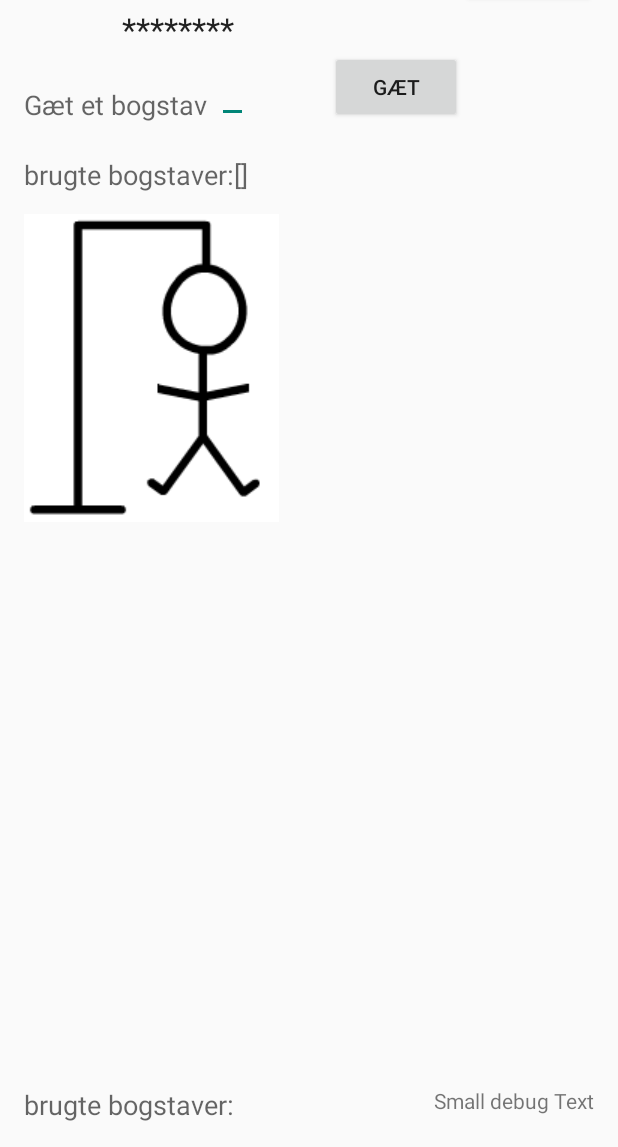
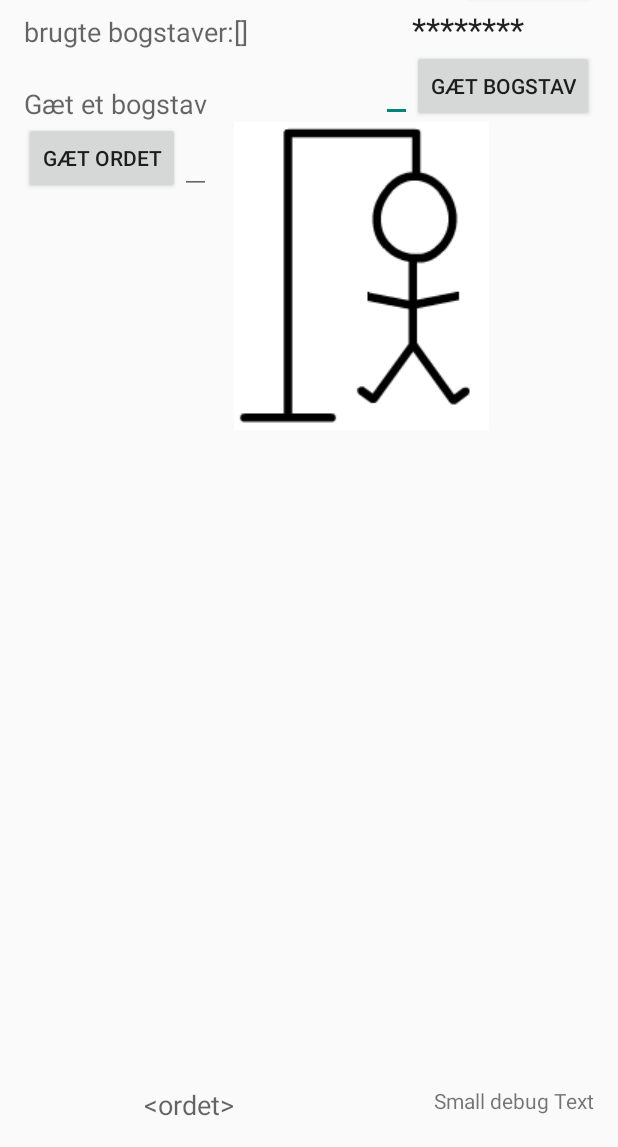
Before and after one commit to jma73/Galgeleg, an Android app: the screen it shows after launch (GalgelejActivity), on a phone screen of 412 x 824 dp, the part 89-1236 px from its top. Run offline under Robolectric (Android 15) with nearby library versions, the phone set to English and light mode, and no system bars.

Commit message:
tilføjet flere ting... Status funktioner virker. stadig udfordringer med pæn visning...

```diff
--- a/app/src/main/java/dk/jpeace/jan/galgeleg/GalgelejActivity.java
+++ b/app/src/main/java/dk/jpeace/jan/galgeleg/GalgelejActivity.java
@@ -3,6 +3,7 @@ package dk.jpeace.jan.galgeleg;
 import android.app.Activity;
 import android.os.Bundle;
 import android.text.Editable;
+import android.util.Log;
 import android.view.Menu;
 import android.view.MenuItem;
 
@@ -13,6 +14,8 @@ import android.widget.EditText;
 import android.widget.ImageView;
 import android.widget.TextView;
 import android.widget.Toast;
+
+import java.util.ArrayList;
 
 public class GalgelejActivity extends Activity implements OnClickListener {
 
@@ -25,6 +28,8 @@ public class GalgelejActivity extends Activity implements OnClickListener {
     private EditText editTextBogstav;
     private TextView textView2Show;
     private TextView textViewDebug;
+    private TextView textViewSynligtOrd;
+    private TextView textViewBrugteBogst;
 
     @Override
     protected void onCreate(Bundle savedInstanceState) {
@@ -32,8 +37,10 @@ public class GalgelejActivity extends Activity implements OnClickListener {
         setContentView(R.layout.activity_galgelej);
 
         editviewTest = (TextView)findViewById(R.id.textView);
-        textView2Show = (TextView)findViewById(R.id.textView2);
+        textView2Show = (TextView)findViewById(R.id.textViewOrdet);
         textViewDebug = (TextView)findViewById(R.id.textViewDebug);
+        textViewSynligtOrd = (TextView)findViewById(R.id.textViewSynligtOrd);
+        textViewBrugteBogst = (TextView)findViewById(R.id.textViewBrugteBogst);
         editTextBogstav = (EditText)findViewById(R.id.editTextBogstav);
         buttonGæt = (Button) findViewById(R.id.buttonGæt);
         buttonSpil = (Button) findViewById(R.id.buttonSpil);
@@ -71,38 +78,53 @@ public class GalgelejActivity extends Activity implements OnClickListener {
     @Override
     public void onClick(View v) {
         if(v== buttonSpil)
-            TestGalgelegLogik();
+            StartSpil();
         if(v==buttonGæt)
             BogstavTest(editTextBogstav.getText());
     }
 
     private void BogstavTest(Editable text) {
         String text1 = "Du tastede: " + text;
-        Toast.makeText(this, text1, Toast.LENGTH_SHORT);
+        Toast.makeText(this, text1, Toast.LENGTH_SHORT).show();
 
         textViewDebug.setText(text1);
 
         if(text.length() != 1)
         {
-            Toast.makeText(this, "Du skal taste eet bogstav!", Toast.LENGTH_SHORT);
+            Log.d("jj", "det indtastede passer ikke. " + text1);
+            Toast.makeText(this, "Fejl: Du skal taste præcis eet bogstav!", Toast.LENGTH_SHORT).show();
 
         }
         else
         {
             gl.gætBogstav(text.toString());
+            String syngligtOrd = gl.getSynligtOrd();
+            textViewSynligtOrd.setText(syngligtOrd);
+
+            VisBrugteBogstaver();
+
+            editTextBogstav.setText("");
         }
-    }
-
-    private void TestGalgelegLogik() {
-
-
-        gl.nulstil();   // når spillet starter
-
-
-        String ordet = gl.getOrdet();
-
-        textView2Show.setText(ordet);
 
     }
 
+    private void VisBrugteBogstaver() {
+        String display = "";
+        ArrayList<String> bb = gl.getBrugteBogstaver();
+        for (String ii:bb  ) {
+           display += ii;
+        }
+        textViewBrugteBogst.setText(display);
+    }
+
+    private void StartSpil() {
+
+        gl.nulstil();   // når spillet starter
+        String ordet = gl.getOrdet();
+        textView2Show.setText(ordet);
+        Toast.makeText(this, "Spillet er startet!!!", Toast.LENGTH_LONG).show();
+
+        buttonSpil.setText("Ny spil");
+    }
+
 }
--- a/app/src/main/res/layout/activity_galgelej.xml
+++ b/app/src/main/res/layout/activity_galgelej.xml
@@ -9,7 +9,8 @@
     <TextView android:text="Galgeleg" android:layout_width="wrap_content"
         android:textAppearance="?android:attr/textAppearanceLarge"
 
-        android:layout_height="wrap_content" />
+        android:layout_height="wrap_content"
+        android:id="@+id/textView2" />
 
     <Button
         android:layout_width="wrap_content"
@@ -26,8 +27,8 @@
         android:textAppearance="?android:attr/textAppearanceMedium"
         android:text="brugte bogstaver:"
         android:id="@+id/textView"
-        android:layout_marginTop="22dp"
-        android:layout_below="@+id/editTextBogstav"
+        android:layout_alignBaseline="@+id/textViewSynligtOrd"
+        android:layout_alignBottom="@+id/textViewSynligtOrd"
         android:layout_alignParentLeft="true"
         android:layout_alignParentStart="true" />
 
@@ -36,10 +37,12 @@
         android:layout_height="wrap_content"
         android:textAppearance="?android:attr/textAppearanceLarge"
         android:text="********"
-        android:id="@+id/textViewSkjulte"
+        android:id="@+id/textViewSynligtOrd"
         android:layout_below="@+id/buttonSpil"
-        android:layout_alignRight="@+id/textView"
-        android:layout_alignEnd="@+id/textView" />
+        android:layout_alignLeft="@+id/buttonGæt"
+        android:layout_alignStart="@+id/buttonGæt"
+        android:layout_alignRight="@+id/buttonSpil"
+        android:layout_alignEnd="@+id/buttonSpil" />
 
     <TextView
         android:layout_width="wrap_content"
@@ -47,7 +50,7 @@
         android:textAppearance="?android:attr/textAppearanceMedium"
         android:text="Gæt et bogstav"
         android:id="@+id/textView3"
-        android:layout_above="@+id/textView"
+        android:layout_above="@+id/imageViewet"
         android:layout_alignParentLeft="true"
         android:layout_alignParentStart="true" />
 
@@ -55,48 +58,50 @@
         android:layout_width="wrap_content"
         android:layout_height="wrap_content"
         android:id="@+id/imageViewet"
-        android:layout_below="@+id/textView"
-        android:layout_alignLeft="@+id/textView3"
-        android:layout_alignStart="@+id/textView3"
-        android:layout_marginTop="14dp"
-        android:contentDescription="galgeimage" />
+        android:contentDescription="galgeimage"
+        android:layout_toEndOf="@+id/textViewOrdet"
+        android:layout_below="@+id/buttonGæt" />
+        <!--android:layout_alignLeft="@+id/textViewOrdet"
+        android:layout_alignStart="@+id/textViewOrdet"
+        />
+        -->
+
 
     <TextView
         android:layout_width="wrap_content"
         android:layout_height="wrap_content"
         android:textAppearance="?android:attr/textAppearanceMedium"
         android:text="[]"
-        android:id="@+id/textView4"
+        android:id="@+id/textViewBrugteBogst"
         android:layout_alignTop="@+id/textView"
-        android:layout_toRightOf="@+id/textView"
-        android:layout_toEndOf="@+id/textView" />
+        android:layout_toRightOf="@+id/textView" />
 
     <EditText
         android:layout_width="wrap_content"
         android:layout_height="wrap_content"
         android:id="@+id/editTextBogstav"
         android:layout_alignBottom="@+id/buttonGæt"
-        android:layout_alignRight="@+id/textView4"
-        android:layout_alignEnd="@+id/textView4" />
+        android:layout_toLeftOf="@+id/buttonGæt"
+        android:layout_toStartOf="@+id/buttonGæt" />
 
     <TextView
         android:layout_width="wrap_content"
         android:layout_height="wrap_content"
         android:textAppearance="?android:attr/textAppearanceMedium"
-        android:text="brugte bogstaver:"
-        android:id="@+id/textView2"
+        android:text="&lt;ordet>"
+        android:id="@+id/textViewOrdet"
         android:layout_alignParentBottom="true"
-        android:layout_toLeftOf="@+id/textView4"
-        android:layout_toStartOf="@+id/textView4" />
+        android:layout_toLeftOf="@+id/textViewBrugteBogst"
+        android:layout_toStartOf="@+id/textViewBrugteBogst" />
 
     <Button
         android:layout_width="wrap_content"
         android:layout_height="wrap_content"
-        android:text="Gæt"
+        android:text="Gæt bogstav"
         android:id="@+id/buttonGæt"
-        android:layout_below="@+id/textViewSkjulte"
-        android:layout_toLeftOf="@+id/buttonSpil"
-        android:layout_toStartOf="@+id/buttonSpil" />
+        android:layout_below="@+id/textViewBrugteBogst"
+        android:layout_alignParentRight="true"
+        android:layout_alignParentEnd="true" />
 
     <TextView
         android:layout_width="wrap_content"
@@ -104,8 +109,27 @@
         android:textAppearance="?android:attr/textAppearanceSmall"
         android:text="Small debug Text"
         android:id="@+id/textViewDebug"
-        android:layout_alignTop="@+id/textView2"
+        android:layout_alignTop="@+id/textViewOrdet"
         android:layout_alignParentRight="true"
         android:layout_alignParentEnd="true" />
 
+    <EditText
+        android:layout_width="wrap_content"
+        android:layout_height="wrap_content"
+        android:id="@+id/editTextGætOrdet"
+        android:layout_alignBottom="@+id/buttonGætOrdet"
+        android:layout_toRightOf="@+id/buttonGætOrdet"
+        android:layout_toEndOf="@+id/buttonGætOrdet" />
+
+    <Button
+        style="?android:attr/buttonStyleSmall"
+        android:layout_width="wrap_content"
+        android:layout_height="wrap_content"
+        android:text="Gæt ordet"
+        android:id="@+id/buttonGætOrdet"
+
+        android:layout_below="@+id/textView3"
+        android:layout_alignParentLeft="true"
+        android:layout_alignParentStart="true" />
+
 </RelativeLayout>
```
